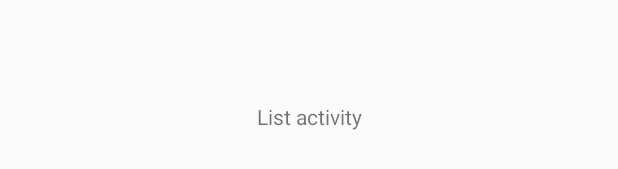
After one commit to buttasam/android-feedreader, an Android app: the layout activity_article_list.xml on its own in the app's theme, with its tools: preview values and no code run, on a phone screen of 412 x 824 dp. The commit adds this screen. Shown: the part 502-671 px from the top of the screen. Run offline under Robolectric (Android 15) with nearby library versions, the phone set to English and light mode, and no system bars.

Commit message:
Refactor activities

```diff
--- a/app/src/main/AndroidManifest.xml
+++ b/app/src/main/AndroidManifest.xml
@@ -9,13 +9,14 @@
         android:roundIcon="@mipmap/ic_launcher_round"
         android:supportsRtl="true"
         android:theme="@style/AppTheme">
-        <activity android:name=".MainActivity">
+        <activity android:name=".activity.ArticleListActivity">
             <intent-filter>
                 <action android:name="android.intent.action.MAIN" />
 
                 <category android:name="android.intent.category.LAUNCHER" />
             </intent-filter>
         </activity>
+        <activity android:name=".activity.ArticleDetailActivity"></activity>
     </application>
 
 </manifest>
--- a/app/src/main/res/layout/activity_main.xml
+++ b/app/src/main/res/layout/activity_article_detail.xml
@@ -4,12 +4,12 @@
     xmlns:tools="http://schemas.android.com/tools"
     android:layout_width="match_parent"
     android:layout_height="match_parent"
-    tools:context="buttasam.cvut.cz.android_feedreader.MainActivity">
+    tools:context="buttasam.cvut.cz.android_feedreader.activity.ArticleDetailActivity">
 
     <TextView
         android:layout_width="wrap_content"
         android:layout_height="wrap_content"
-        android:text="Hello World!"
+        android:text="Detail activity"
         app:layout_constraintBottom_toBottomOf="parent"
         app:layout_constraintLeft_toLeftOf="parent"
         app:layout_constraintRight_toRightOf="parent"
--- /dev/null
+++ b/app/src/main/res/layout/activity_article_list.xml
@@ -0,0 +1,18 @@
+<?xml version="1.0" encoding="utf-8"?>
+<android.support.constraint.ConstraintLayout xmlns:android="http://schemas.android.com/apk/res/android"
+    xmlns:app="http://schemas.android.com/apk/res-auto"
+    xmlns:tools="http://schemas.android.com/tools"
+    android:layout_width="match_parent"
+    android:layout_height="match_parent"
+    tools:context="buttasam.cvut.cz.android_feedreader.activity.ArticleListActivity">
+
+    <TextView
+        android:layout_width="wrap_content"
+        android:layout_height="wrap_content"
+        android:text="List activity"
+        app:layout_constraintBottom_toBottomOf="parent"
+        app:layout_constraintLeft_toLeftOf="parent"
+        app:layout_constraintRight_toRightOf="parent"
+        app:layout_constraintTop_toTopOf="parent" />
+
+</android.support.constraint.ConstraintLayout>
```
Also changed, not shown: app/build.gradle (+4 -4 lines), app/src/main/java/buttasam/cvut/cz/android_feedreader/MainActivity.java (deleted, +0 -13 lines), app/src/main/java/buttasam/cvut/cz/android_feedreader/activity/ArticleDetailActivity.java (added, +15 -0 lines), app/src/main/java/buttasam/cvut/cz/android_feedreader/activity/ArticleListActivity.java (added, +15 -0 lines).
